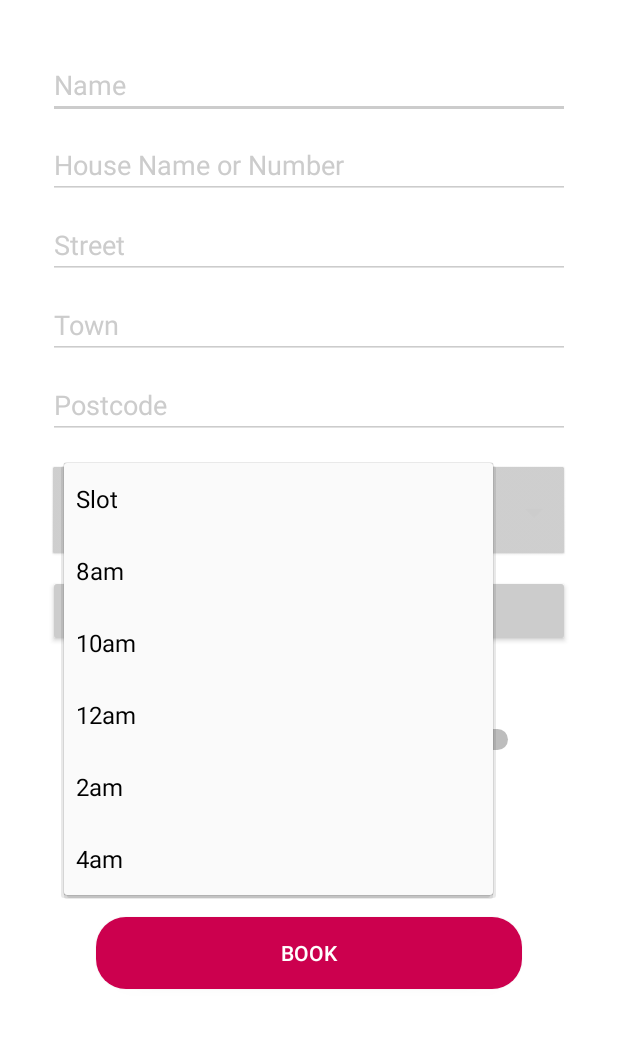
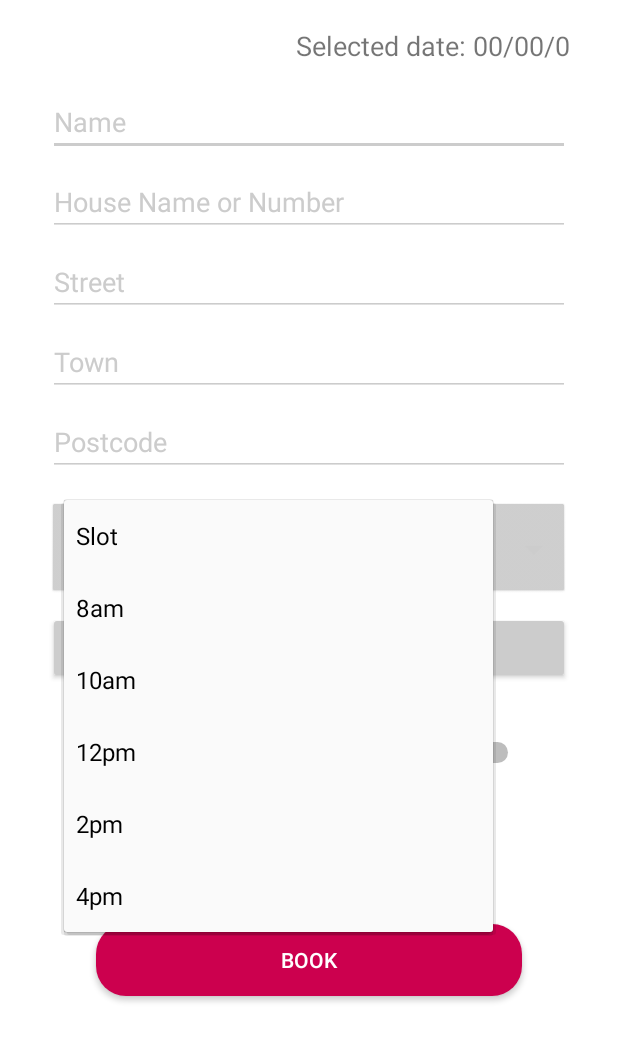
Before and after one commit to mattioso/Autoclean, an Android app: the DataCollectionActivity screen opened directly, with no data from a screen before it, after a tap on "Slot", on a phone screen of 412 x 824 dp, the part 90-1152 px from its top. Run offline under Robolectric (Android 15) with nearby library versions, the phone set to English and light mode, and no system bars; 3 statements that could not run were skipped.

Commit message:
Improved UI, added in selected date and combined price text views to the data collection activity, moved all info from data collection activity into the booking confirm activity, which is currently empty

```diff
--- a/app/src/main/AndroidManifest.xml
+++ b/app/src/main/AndroidManifest.xml
@@ -9,7 +9,8 @@
         android:roundIcon="@mipmap/ic_launcher_round"
         android:supportsRtl="true"
         android:theme="@style/AppTheme">
-        <activity android:name=".ServiceSelectionActivity"></activity>
+        <activity android:name=".BookingConfirmActivity"></activity>
+        <activity android:name=".ServiceSelectionActivity" />
         <activity android:name=".DataCollectionActivity" />
         <activity android:name=".DateSelectActivity" />
         <activity android:name=".LoginActivity">
--- a/app/src/main/java/uk/co/appoly/autoclean/DataCollectionActivity.java
+++ b/app/src/main/java/uk/co/appoly/autoclean/DataCollectionActivity.java
@@ -5,7 +5,6 @@ import androidx.appcompat.app.AppCompatActivity;
 import androidx.recyclerview.widget.LinearLayoutManager;
 import androidx.recyclerview.widget.RecyclerView;
 
-import android.annotation.SuppressLint;
 import android.content.Intent;
 import android.content.res.ColorStateList;
 import android.graphics.Color;
@@ -13,9 +12,11 @@ import android.os.Bundle;
 import android.text.Editable;
 import android.text.TextWatcher;
 import android.util.Log;
-import android.view.MotionEvent;
+import android.view.View;
+import android.widget.AdapterView;
 import android.widget.ArrayAdapter;
 import android.widget.Button;
+import android.widget.CompoundButton;
 import android.widget.Spinner;
 import android.widget.Switch;
 import android.widget.TextView;
@@ -27,7 +28,8 @@ public class DataCollectionActivity extends AppCompatActivity {
 
     private final int GET_SERVICE_REQUEST = 5000;
 
-    private Spinner timeSlotsSpinner;
+    private TextView dateTextView;
+    private TextView combinedPriceTextView;
 
     private TextView nameEditText;
     private TextView houseEditText;
@@ -37,6 +39,8 @@ public class DataCollectionActivity extends AppCompatActivity {
 
     private Switch waterSwitch;
     private Switch powerSwitch;
+
+    private Spinner timeSlotsSpinner;
 
     private Button bookButton;
     private Button servicesButton;
@@ -57,28 +61,35 @@ public class DataCollectionActivity extends AppCompatActivity {
     private Boolean waterSupply;
     private Boolean powerSupply;
 
+    private String date;
+    private int combinedPrice;
+
+    private int day;
+    private int month;
+    private int year;
+
     @Override
     protected void onCreate(Bundle savedInstanceState) {
         super.onCreate(savedInstanceState);
         setContentView(R.layout.activity_data_collection);
 
         Bundle bundle = getIntent().getExtras();
-        int day = bundle.getInt(Constants.INTENT_DAY);
-        int month = bundle.getInt(Constants.INTENT_MONTH);
-        int year = bundle.getInt(Constants.INTENT_YEAR);
+        day = bundle.getInt(Constants.INTENT_DAY);
+        month = bundle.getInt(Constants.INTENT_MONTH);
+        year = bundle.getInt(Constants.INTENT_YEAR);
 
-        timeSlotsSpinner = findViewById(R.id.spinner1);
+        date = "Selected date: " + dateConverter(day) + "/" + dateConverter(month) + "/" + year;
 
-        String[] timeSlots = new String[]{"Slot", "8am", "10am", "12am", "2am", "4am"};
-
-        ArrayAdapter<String> adapter = new ArrayAdapter<>(this, android.R.layout.simple_spinner_dropdown_item, timeSlots);
-        timeSlotsSpinner.setAdapter(adapter);
+        dateTextView = findViewById(R.id.dateTextView);
+        combinedPriceTextView = findViewById(R.id.combinedPriceTextView);
 
         nameEditText = findViewById(R.id.nameEditText);
         houseEditText = findViewById(R.id.addressOneEditText);
         streetEditText = findViewById(R.id.addressTwoEditText);
         townEditText = findViewById(R.id.townEditText);
         postEditText = findViewById(R.id.postcodeEditText);
+
+        timeSlotsSpinner = findViewById(R.id.spinner1);
 
         waterSwitch = findViewById(R.id.waterSwitch);
         powerSwitch = findViewById(R.id.powerSwitch);
@@ -88,19 +99,29 @@ public class DataCollectionActivity extends AppCompatActivity {
 
         displayServices = findViewById(R.id.servicesRecyclerView);
 
-        setGrey(nameEditText);
-        setGrey(houseEditText);
-        setGrey(streetEditText);
-        setGrey(townEditText);
-        setGrey(postEditText);
-        setGrey(timeSlotsSpinner);
-        setGrey(servicesButton);
+        dateTextView.setText(date);
 
-        colourReset(nameEditText);
-        colourReset(houseEditText);
-        colourReset(streetEditText);
-        colourReset(townEditText);
-        colourReset(postEditText);
+        String[] timeSlots = new String[]{"Slot", "8am", "10am", "12pm", "2pm", "4pm"};
+        ArrayAdapter<String> adapter = new ArrayAdapter<>(this, android.R.layout.simple_spinner_dropdown_item, timeSlots);
+        timeSlotsSpinner.setAdapter(adapter);
+
+        setColour(nameEditText, Color.LTGRAY);
+        setColour(houseEditText, Color.LTGRAY);
+        setColour(streetEditText, Color.LTGRAY);
+        setColour(townEditText, Color.LTGRAY);
+        setColour(postEditText, Color.LTGRAY);
+        setColour(timeSlotsSpinner, Color.LTGRAY);
+        setColour(servicesButton, Color.LTGRAY);
+        setColour(waterSwitch, Color.BLACK, Color.RED);
+        setColour(powerSwitch, Color.BLACK, Color.RED);
+
+        setPressListener(nameEditText);
+        setPressListener(houseEditText);
+        setPressListener(streetEditText);
+        setPressListener(townEditText);
+        setPressListener(postEditText);
+        setPressListener(waterSwitch);
+        setPressListener(powerSwitch);
 
         displayServices.hasFixedSize();
         displayServices.setLayoutManager(new LinearLayoutManager(this) {
@@ -113,7 +134,7 @@ public class DataCollectionActivity extends AppCompatActivity {
         mAdapter = new ServicesDisplayAdapter(this, selectedServicesTitles, selectedServicesPrice);
         displayServices.setAdapter(mAdapter);
 
-        bookButton.setOnClickListener((v) -> validateForm());
+        bookButton.setOnClickListener((v) -> moveActivity());
 
         servicesButton.setOnClickListener((v) -> {
 
@@ -123,25 +144,44 @@ public class DataCollectionActivity extends AppCompatActivity {
 
         });
 
+        timeSlotsSpinner.setOnItemSelectedListener(new AdapterView.OnItemSelectedListener() {
 
+            @Override
+            public void onItemSelected(AdapterView<?> parentView, View selectedItemView, int position, long id) {
+                setColour(timeSlotsSpinner, Color.LTGRAY);
+            }
+
+            @Override
+            public void onNothingSelected(AdapterView<?> parentView) {
+
+            }
+        });
 
     }
 
-    private void colourReset(TextView editText) {
+    private void setPressListener(TextView editText) {
         editText.addTextChangedListener(new TextWatcher() {
             @Override
             public void beforeTextChanged(CharSequence s, int start, int count, int after) {
-
             }
 
             @Override
             public void onTextChanged(CharSequence s, int start, int before, int count) {
-                setTextViewColour(editText, Color.GRAY);
+                setColour(editText, Color.LTGRAY);
             }
 
             @Override
             public void afterTextChanged(Editable s) {
+            }
+        });
+    }
 
+    private void setPressListener(Switch givenSwitch) {
+        givenSwitch.setOnCheckedChangeListener(new CompoundButton.OnCheckedChangeListener() {
+            @Override
+            public void onCheckedChanged(CompoundButton buttonView, boolean isChecked) {
+                if (isChecked) setColour(givenSwitch, Color.BLACK, Color.BLUE);
+                else setColour(givenSwitch, Color.RED, Color.RED);
             }
         });
     }
@@ -153,7 +193,7 @@ public class DataCollectionActivity extends AppCompatActivity {
         return spinner.getSelectedItem().toString();
     }
 
-    private void validateForm() {
+    private void moveActivity() {
 
         formName = getText(nameEditText);
         formAddressLine1 = getText(houseEditText);
@@ -168,33 +208,52 @@ public class DataCollectionActivity extends AppCompatActivity {
 
         if (formComplete()) {
             //Will move to new activity
-            Toast.makeText(this, "HERE", Toast.LENGTH_LONG).show();
+
+            Intent intent = new Intent(this, BookingConfirmActivity.class);
+            intent.putExtra("day", day);
+            intent.putExtra("month", month);
+            intent.putExtra("year", year);
+            intent.putExtra("name", formName);
+            intent.putExtra("addressLine1", formAddressLine1);
+            intent.putExtra("addressLine2", formAddressLine2);
+            intent.putExtra("town", formTown);
+            intent.putExtra("postcode", formPostcode);
+            intent.putExtra("timeSlot", formTimeSlot);
+            intent.putExtra("services", selectedServices);
+            intent.putExtra("waterSupply", waterSupply);
+            intent.putExtra("powerSupply", powerSupply);
+            startActivity(intent);
+
+
         } else {
-
-            if (formName.equals("")) setTextViewColour(nameEditText, Color.RED);
-            if (formAddressLine1.equals("")) setTextViewColour(houseEditText, Color.RED);
-            if (formAddressLine2.equals("")) setTextViewColour(streetEditText, Color.RED);
-            if (formTown.equals("")) setTextViewColour(townEditText, Color.RED);
-            if (formPostcode.equals("")) setTextViewColour(postEditText, Color.RED);
+            if (formName.equals("")) setColour(nameEditText, Color.RED);
+            if (formAddressLine1.equals("")) setColour(houseEditText, Color.RED);
+            if (formAddressLine2.equals("")) setColour(streetEditText, Color.RED);
+            if (formTown.equals("")) setColour(townEditText, Color.RED);
+            if (formPostcode.equals("")) setColour(postEditText, Color.RED);
             if (formTimeSlot.equals("Slot")) timeSlotsSpinner.setBackgroundTintList(ColorStateList.valueOf(Color.RED));
             if (selectedServices.isEmpty()) servicesButton.setBackgroundTintList(ColorStateList.valueOf(Color.RED));
-
+            if (!waterSupply) setColour(waterSwitch, Color.RED, Color.RED);
+            if (!powerSupply) setColour(powerSwitch, Color.RED, Color.RED);
         }
     }
 
-    private void setTextViewColour(TextView textView, int colour) {
+    private void setColour(TextView textView, int colour) {
         textView.setBackgroundTintList(ColorStateList.valueOf(colour));
         textView.setHintTextColor(ColorStateList.valueOf(colour));
     }
 
-    private void setGrey(TextView textView) {
-        setTextViewColour(textView, Color.LTGRAY);
+    private void setColour(Switch changeSwitch, int colour, int switchColour) {
+        changeSwitch.setTextColor(colour);
+        changeSwitch.setThumbTintList(ColorStateList.valueOf(switchColour));
     }
-    private void setGrey(Button button) {
-        button.setBackgroundTintList(ColorStateList.valueOf(Color.LTGRAY));
+
+    private void setColour(Button button, int colour) {
+        button.setBackgroundTintList(ColorStateList.valueOf(colour));
     }
-    private void setGrey(Spinner spinner) {
-        spinner.setBackgroundTintList(ColorStateList.valueOf(Color.LTGRAY));
+
+    private void setColour(Spinner spinner, int colour) {
+        spinner.setBackgroundTintList(ColorStateList.valueOf(colour));
     }
 
     @Override
@@ -208,16 +267,24 @@ public class DataCollectionActivity extends AppCompatActivity {
                     if (returnedServices == null) return;
 
                     selectedServices = returnedServices;
+                    combinedPrice = 0;
                     selectedServicesTitles.clear();
 
                     for(int id : selectedServices) {
                         selectedServicesTitles.add(ServiceDatabase.getServiceTypes().get(id).title);
                         selectedServicesPrice.add(ServiceDatabase.getServiceTypes().get(id).price);
+                        combinedPrice += ServiceDatabase.getServiceTypes().get(id).price;
+                    }
+
+                    if(selectedServices.size() > 1) {
+                        combinedPriceTextView.setVisibility(View.VISIBLE);
+                        combinedPriceTextView.setText("Total: £ " + combinedPrice);
+                    } else {
+                        combinedPriceTextView.setVisibility(View.GONE);
                     }
 
                     if(!selectedServices.isEmpty()) {
-                        setGrey(servicesButton);
-                        Log.v("Debug", "HERE");
+                        setColour(servicesButton, Color.LTGRAY);
                     }
 
                     mAdapter = new ServicesDisplayAdapter(this, selectedServicesTitles, selectedServicesPrice);
@@ -235,4 +302,9 @@ public class DataCollectionActivity extends AppCompatActivity {
         return !(formName.equals("") || formAddressLine1.equals("") || formAddressLine2.equals("") || formTown.equals("") || formPostcode.equals("") || formTimeSlot.equals("Slot"));
     }
 
+    private String dateConverter(int date) {
+        if (date > 9) return Integer.toString(date);
+        return "0" + date;
+    }
+
 }
--- a/app/src/main/res/layout/activity_data_collection.xml
+++ b/app/src/main/res/layout/activity_data_collection.xml
@@ -32,13 +32,13 @@
     <ScrollView
         android:layout_width="match_parent"
         android:layout_height="0dp"
+        android:fillViewport="true"
         app:layout_constraintBottom_toBottomOf="parent"
         app:layout_constraintEnd_toEndOf="parent"
-        app:layout_constraintHorizontal_bias="0.0"
+        app:layout_constraintHorizontal_bias="1.0"
         app:layout_constraintStart_toStartOf="parent"
         app:layout_constraintTop_toBottomOf="@+id/bannerTextView"
-        app:layout_constraintVertical_bias="0.0"
-        android:fillViewport="true">
+        app:layout_constraintVertical_bias="1.0">
 
         <androidx.constraintlayout.widget.ConstraintLayout
             android:id="@+id/constraintLayout2"
@@ -51,14 +51,14 @@
                 android:layout_width="0dp"
                 android:layout_height="wrap_content"
                 android:layout_marginStart="32dp"
-                android:layout_marginTop="32dp"
+                android:layout_marginTop="16dp"
                 android:layout_marginEnd="32dp"
                 android:ems="10"
                 android:hint="Name"
                 android:inputType="textPersonName"
                 app:layout_constraintEnd_toEndOf="parent"
                 app:layout_constraintStart_toStartOf="parent"
-                app:layout_constraintTop_toTopOf="parent" />
+                app:layout_constraintTop_toBottomOf="@+id/dateTextView" />
 
             <EditText
                 android:id="@+id/addressOneEditText"
@@ -135,27 +135,28 @@
                 android:layout_marginStart="32dp"
                 android:layout_marginTop="8dp"
                 android:layout_marginEnd="32dp"
+                android:text="Services"
                 app:layout_constraintEnd_toEndOf="parent"
                 app:layout_constraintHorizontal_bias="0.501"
                 app:layout_constraintStart_toStartOf="parent"
-                app:layout_constraintTop_toBottomOf="@+id/spinner1"
-                android:text="Services"/>
+                app:layout_constraintTop_toBottomOf="@+id/spinner1" />
 
             <androidx.constraintlayout.widget.ConstraintLayout
                 android:id="@+id/constraintLayout"
                 android:layout_width="wrap_content"
                 android:layout_height="wrap_content"
-                android:layout_marginTop="32dp"
+                android:layout_marginTop="16dp"
                 app:layout_constraintEnd_toEndOf="parent"
                 app:layout_constraintHorizontal_bias="0.496"
                 app:layout_constraintStart_toStartOf="parent"
-                app:layout_constraintTop_toBottomOf="@+id/servicesRecyclerView">
+                app:layout_constraintTop_toBottomOf="@+id/combinedPriceTextView">
 
                 <Switch
                     android:id="@+id/waterSwitch"
                     android:layout_width="0dp"
                     android:layout_height="wrap_content"
                     android:text="Water Supply"
+                    android:thumbTint="#FF0000"
                     app:layout_constraintBottom_toBottomOf="parent"
                     app:layout_constraintStart_toStartOf="parent"
                     app:layout_constraintTop_toTopOf="parent" />
@@ -166,9 +167,11 @@
                     android:layout_height="wrap_content"
                     android:layout_marginStart="64dp"
                     android:text="Electric"
+                    android:thumbTint="#FF0000"
                     app:layout_constraintBottom_toBottomOf="parent"
                     app:layout_constraintStart_toEndOf="@+id/waterSwitch"
-                    app:layout_constraintTop_toTopOf="parent" />
+                    app:layout_constraintTop_toTopOf="parent"
+                    tools:checked="false" />
 
             </androidx.constraintlayout.widget.ConstraintLayout>
 
@@ -180,14 +183,14 @@
                 android:layout_marginTop="32dp"
                 android:layout_marginEnd="64dp"
                 android:layout_marginBottom="32dp"
+                android:background="@drawable/round_shape"
+                android:backgroundTint="#CC004E"
                 android:text="BOOK"
+                android:textColor="#FFFFFF"
                 app:layout_constraintBottom_toBottomOf="parent"
                 app:layout_constraintEnd_toEndOf="parent"
                 app:layout_constraintStart_toStartOf="parent"
-                app:layout_constraintTop_toBottomOf="@+id/constraintLayout"
-                android:background="@drawable/round_shape"
-                android:textColor="#FFFFFF"
-                android:backgroundTint="#CC004E"/>
+                app:layout_constraintTop_toBottomOf="@+id/constraintLayout" />
 
             <androidx.recyclerview.widget.RecyclerView
                 android:id="@+id/servicesRecyclerView"
@@ -200,6 +203,30 @@
                 app:layout_constraintStart_toStartOf="parent"
                 app:layout_constraintTop_toBottomOf="@+id/servicesButton" />
 
+            <TextView
+                android:id="@+id/dateTextView"
+                android:layout_width="wrap_content"
+                android:layout_height="wrap_content"
+                android:layout_marginTop="16dp"
+                android:layout_marginEnd="32dp"
+                android:text="Date: "
+                android:textAlignment="textEnd"
+                android:textSize="18sp"
+                app:layout_constraintEnd_toEndOf="parent"
+                app:layout_constraintTop_toTopOf="parent" />
+
+            <TextView
+                android:id="@+id/combinedPriceTextView"
+                android:layout_width="wrap_content"
+                android:layout_height="wrap_content"
+                android:layout_marginTop="16dp"
+                android:layout_marginEnd="32dp"
+                android:text="Price = £"
+                android:textAlignment="textEnd"
+                app:layout_constraintEnd_toEndOf="parent"
+                app:layout_constraintTop_toBottomOf="@+id/servicesRecyclerView"
+                android:visibility="gone" />
+
         </androidx.constraintlayout.widget.ConstraintLayout>
     </ScrollView>
 
```
Also changed, not shown: app/src/main/java/uk/co/appoly/autoclean/BookingConfirmActivity.java (added, +14 -0 lines), app/src/main/java/uk/co/appoly/autoclean/LoginDatabase.java (+3 -5 lines), app/src/main/res/layout/activity_booking_confirm.xml (added, +9 -0 lines).
